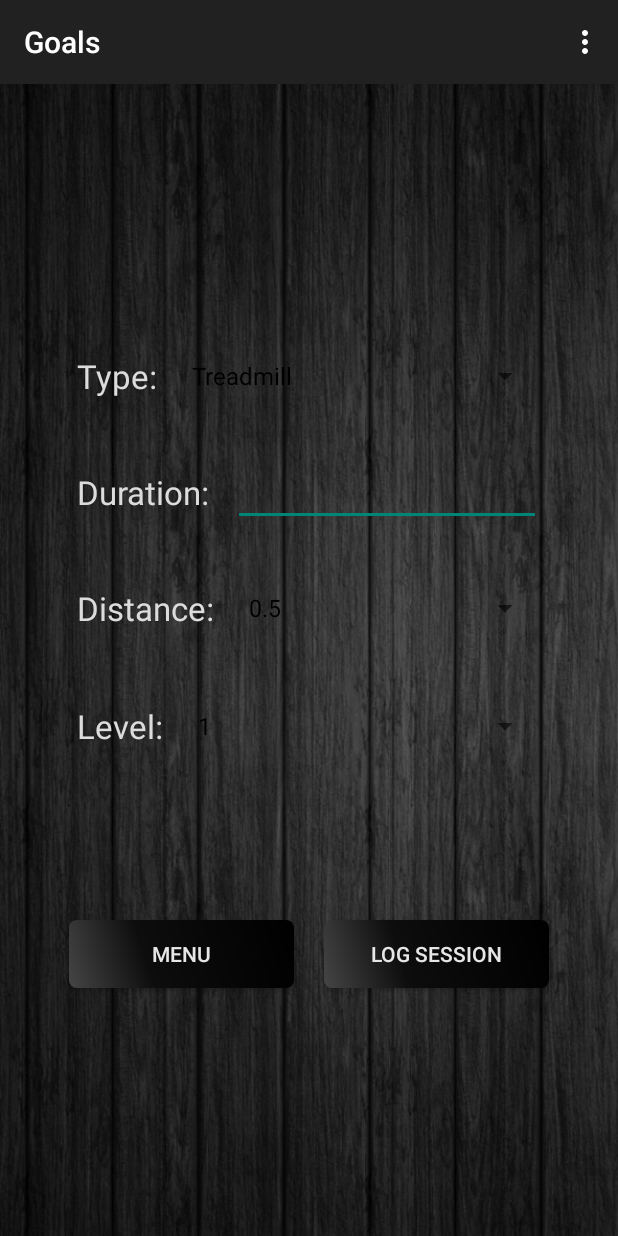
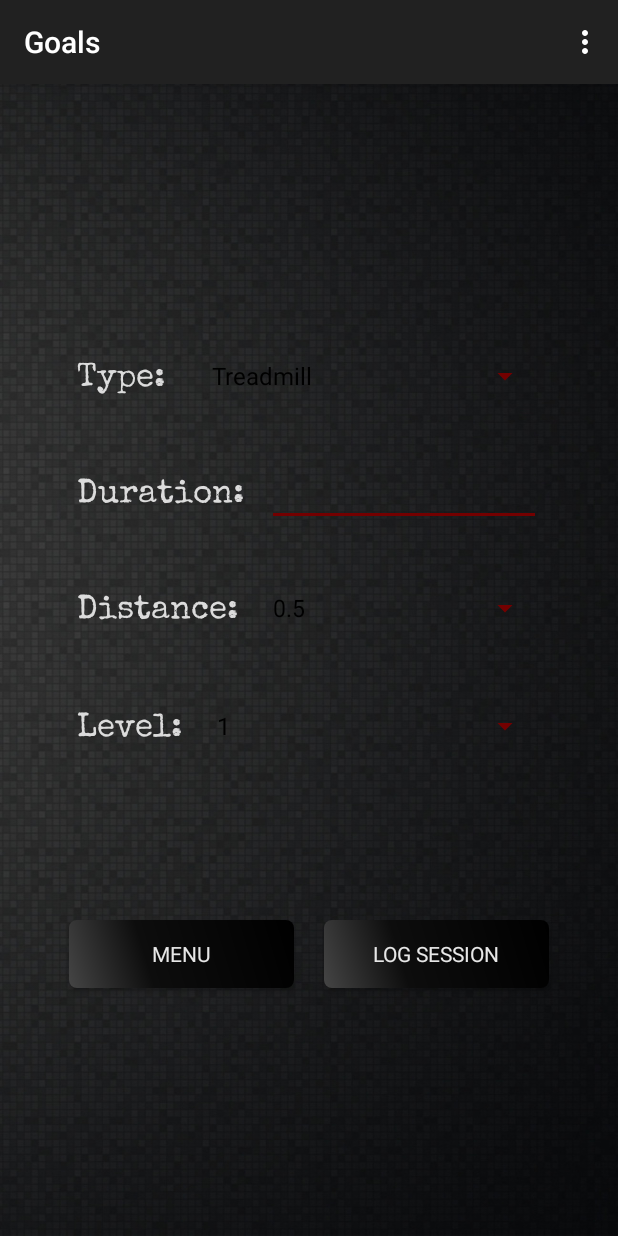
Before and after one commit to sankaL/Goals, an Android app: the CardioActivity screen opened directly, with no data from a screen before it, on a phone screen of 412 x 824 dp. Run offline under Robolectric (Android 15) with nearby library versions, the phone set to English and light mode, and no system bars; Roboto replaces fonts that are not available here; 1 statement that could not run was skipped.

Commit message:
updated UI for weights/cardio log activities

```diff
--- a/app/src/main/java/com/example/sanke/goals/CardioActivity.java
+++ b/app/src/main/java/com/example/sanke/goals/CardioActivity.java
@@ -4,6 +4,7 @@ import android.app.AlertDialog;
 import android.content.Context;
 import android.content.DialogInterface;
 import android.content.Intent;
+import android.graphics.Typeface;
 import android.os.Vibrator;
 import android.support.v7.app.AppCompatActivity;
 import android.os.Bundle;
@@ -13,6 +14,7 @@ import android.view.MenuItem;
 import android.view.View;
 import android.widget.AdapterView;
 import android.widget.ArrayAdapter;
+import android.widget.Button;
 import android.widget.EditText;
 import android.widget.Spinner;
 import android.widget.TextView;
@@ -34,6 +36,9 @@ public class CardioActivity extends AppCompatActivity {
         setContentView(R.layout.activity_cardio);
 
         v = (Vibrator)getSystemService(Context.VIBRATOR_SERVICE);
+
+        // Handles the user interface design
+        handleUI();
 
         cardioInputHandler(cardio);
     }
@@ -97,7 +102,25 @@ public class CardioActivity extends AppCompatActivity {
     // generates the user interface for the cardio Activity
     private void handleUI(){
 
-        TextView t1 = (TextView)findViewById(R.id.workout1Text);
+        Typeface elite = Typeface.createFromAsset(getAssets(), "SpecialElite.ttf");
+        Typeface capture_it = Typeface.createFromAsset(getAssets(), "Capture_it.ttf");
+
+
+        TextView type = (TextView)findViewById(R.id.cardioTypeText);
+        TextView duration = (TextView)findViewById(R.id.cardioDurationText);
+        TextView distance = (TextView)findViewById(R.id.cardioDistanceText);
+        TextView level = (TextView)findViewById(R.id.cardioLevelText);
+
+        Button back = (Button)findViewById(R.id.cardioBackButton);
+        Button log = (Button)findViewById(R.id.cardioLogSession);
+
+        type.setTypeface(elite);
+        duration.setTypeface(elite);
+        distance.setTypeface(elite);
+        level.setTypeface(elite);
+
+        back.setTypeface(capture_it);
+        log.setTypeface(capture_it);
 
     }
 
--- a/app/src/main/res/layout/activity_cardio.xml
+++ b/app/src/main/res/layout/activity_cardio.xml
@@ -5,7 +5,7 @@
     android:paddingTop="@dimen/activity_vertical_margin"
     android:paddingBottom="@dimen/activity_vertical_margin"
     tools:context="com.example.sanke.goals.CardioActivity"
-    android:background="@mipmap/backgound19">
+    android:background="@mipmap/backgound2">
 
     <LinearLayout
         android:orientation="vertical"
@@ -36,7 +36,9 @@
                 android:id="@+id/cardioTypeSpinner"
                 android:layout_weight="1"
                 android:layout_gravity="center_vertical"
-                android:layout_marginLeft="15dp" />
+                android:layout_marginLeft="15dp"
+                android:backgroundTint="#730000"
+                style="@style/Widget.AppCompat.Light.DropDownItem.Spinner" />
         </LinearLayout>
 
         <LinearLayout
@@ -62,7 +64,8 @@
                 android:ems="10"
                 android:id="@+id/CardioDurationEditText"
                 android:layout_weight="1"
-                android:layout_marginLeft="15dp" />
+                android:layout_marginLeft="15dp"
+                android:backgroundTint="#730000" />
 
         </LinearLayout>
 
@@ -88,7 +91,8 @@
                 android:id="@+id/CardioDistanceSpinner"
                 android:layout_weight="1"
                 android:layout_gravity="center_vertical"
-                android:layout_marginLeft="15dp" />
+                android:layout_marginLeft="15dp"
+                android:backgroundTint="#730000" />
         </LinearLayout>
 
         <LinearLayout
@@ -113,7 +117,8 @@
                 android:id="@+id/cardioLevelSpinner"
                 android:layout_weight="1"
                 android:layout_gravity="center_vertical"
-                android:layout_marginLeft="15dp" />
+                android:layout_marginLeft="15dp"
+                android:backgroundTint="#730000" />
         </LinearLayout>
 
         <LinearLayout
```
Also changed, not shown: app/src/main/res/layout/activity_arms.xml (+43 -22 lines).
